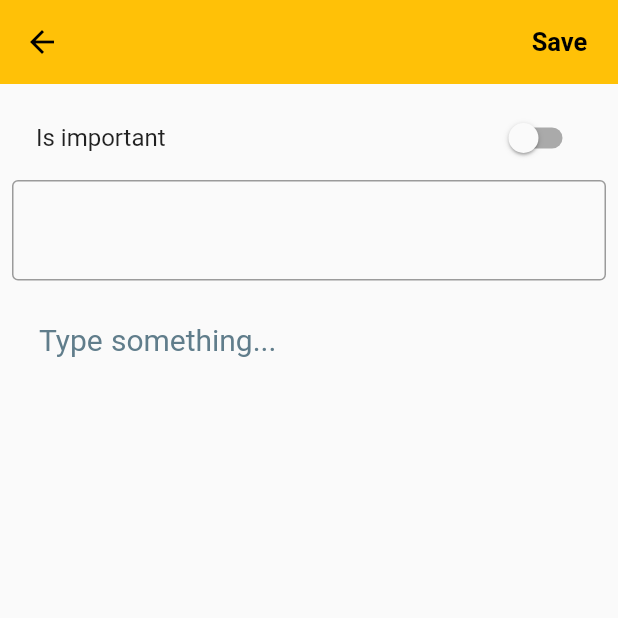
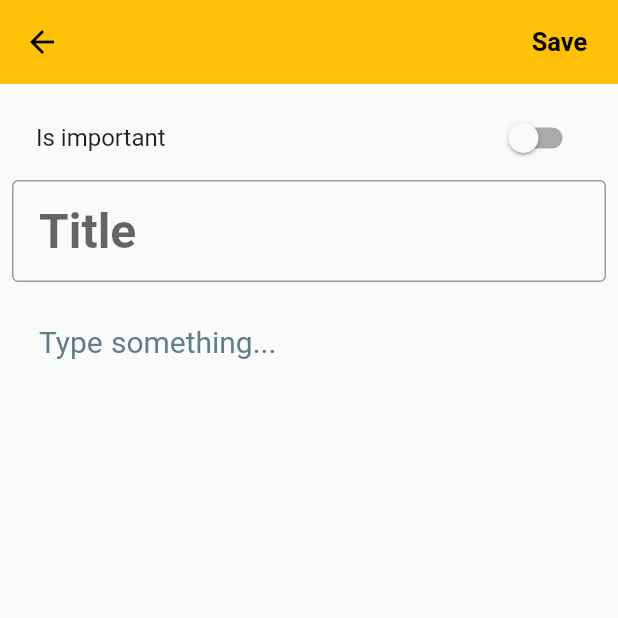
Before and after one commit to Muhammadbarznji/note_app, a Flutter app: the AddEditNoteScreen screen opened directly, on a phone screen of 412 x 824 dp, the top half of it. Run offline on Flutter 3.47's test engine with Material 2 defaults, Android fonts, the phone set to English and light mode, and no system bars; our stand-ins replace sqflite; missing offline and left inert: staggered_grid_view_flutter; accounts and stored records are empty; Roboto replaces fonts that are missing (Georgia, TimeNewRoma).

Commit message:
fix title hint text

```diff
--- a/lib/widget/note_form_widget.dart
+++ b/lib/widget/note_form_widget.dart
@@ -1,4 +1,3 @@
-import 'package:flutter/cupertino.dart';
 import 'package:flutter/material.dart';
 
 class NoteFormWidget extends StatelessWidget {
@@ -53,6 +52,9 @@ class NoteFormWidget extends StatelessWidget {
         maxLines: 1,
         initialValue: title,
         style: Theme.of(context).textTheme.headline2,
+        decoration: const InputDecoration(
+          hintText: "Title",
+        ),
         validator: (title) => title != null && title.isEmpty
             ? "The title cannot be empty!"
             : null,
```
